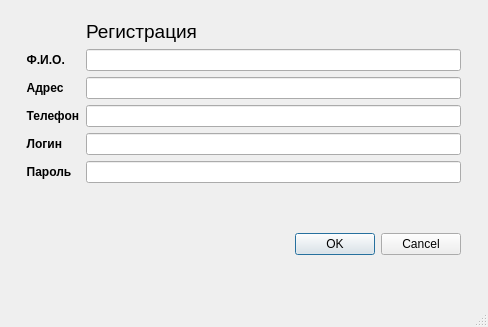
Qt form registration.ui (Antareas/Bibleo) before a commit.
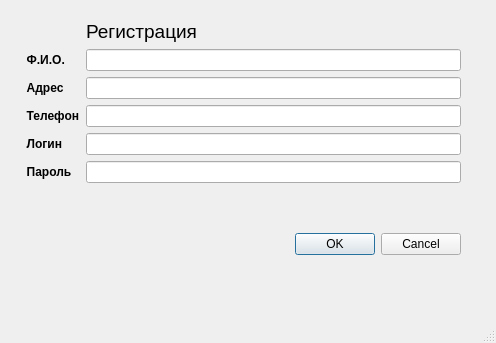
The same form after that commit.

Commit message: rework design

The edit to the form file:
```diff
--- a/registration.ui
+++ b/registration.ui
@@ -6,15 +6,15 @@
    <rect>
     <x>0</x>
     <y>0</y>
-    <width>488</width>
-    <height>327</height>
+    <width>496</width>
+    <height>343</height>
    </rect>
   </property>
   <property name="windowTitle">
    <string>MainWindow</string>
   </property>
   <widget class="QWidget" name="centralwidget">
-   <widget class="QWidget" name="">
+   <widget class="QWidget" name="layoutWidget">
     <property name="geometry">
      <rect>
       <x>20</x>
```
Left out of the diff: 2 changed lines with no effect on the pictures. The commit also changes 6 other files.
